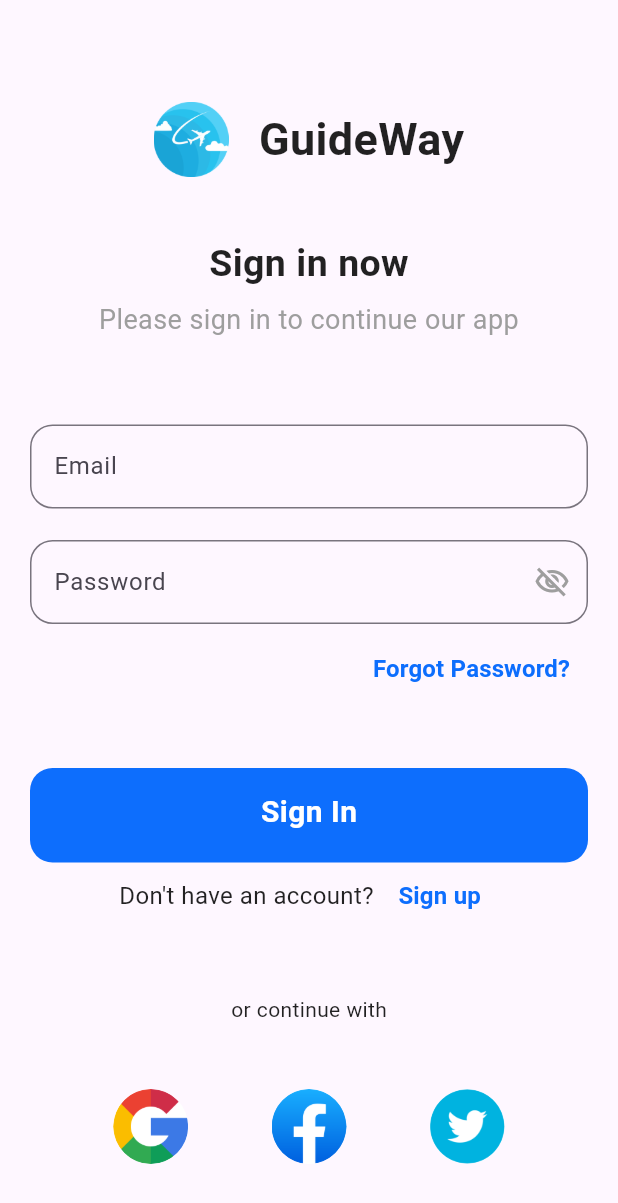
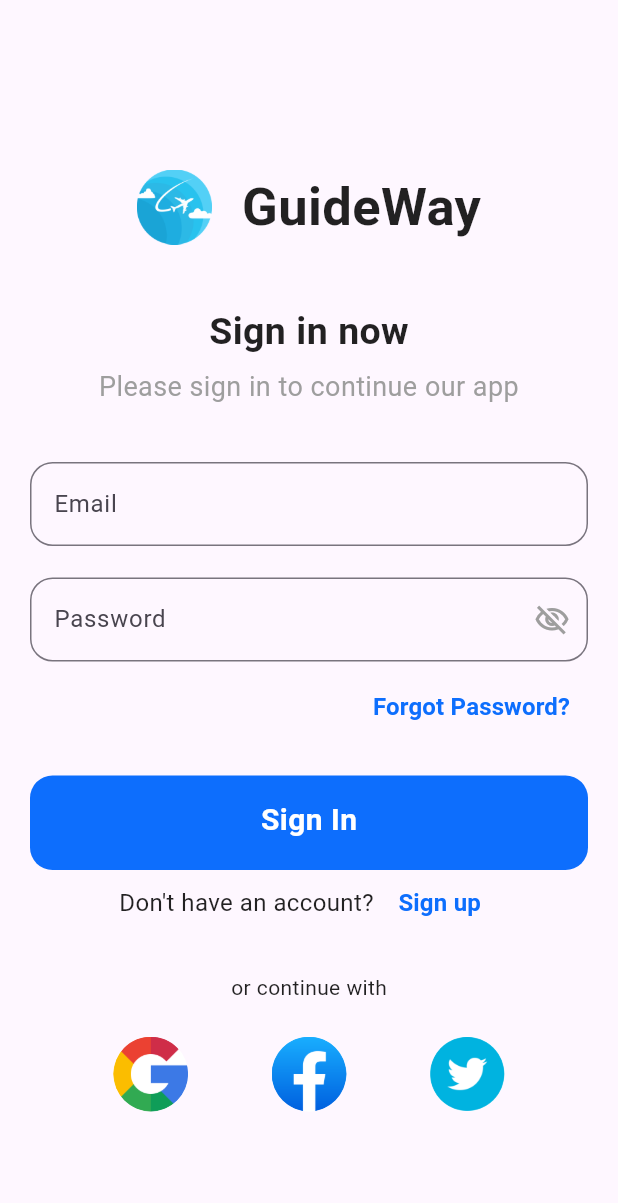
Before and after one commit to H-R-S/GuideWay, a Flutter app: the LoginScreen screen opened by its route, on a phone screen of 412 x 824 dp. Shown: the top 1203 px of the screen. Run offline on Flutter 3.47's test engine with Material 2 defaults, Android fonts, the phone set to English and light mode, and no system bars; our stand-ins replace camera, google_fonts, permission_handler, shared_preferences; accounts and stored records are empty.

Commit message:
Screen UI Updated | Login Screen

```diff
--- a/lib/view/screens/login/login_screen.dart
+++ b/lib/view/screens/login/login_screen.dart
@@ -18,20 +18,20 @@ class LoginScreen extends StatelessWidget {
   Widget build(BuildContext context) {
     return Scaffold(
         body: Padding(
-            padding: const EdgeInsets.all(20).copyWith(top: 40),
+            padding: const EdgeInsets.all(20).copyWith(top: 50),
             child:
                 Column(mainAxisAlignment: MainAxisAlignment.center, children: [
               Row(mainAxisAlignment: MainAxisAlignment.center, children: [
                 Image.asset(guideWayIcon, height: 50),
                 const SizedBox(width: 20),
                 const Text("GuideWay",
-                    style: TextStyle(fontSize: 30, fontWeight: FontWeight.bold))
+                    style: TextStyle(fontSize: 35, fontWeight: FontWeight.bold))
               ]),
               const SizedBox(height: 40),
               const MainTag(
                   title: "Sign in now",
                   subTitle: "Please sign in to continue our app"),
-              const SizedBox(height: 40),
+              const SizedBox(height: 20),
               MyTextField(controller: emailController, hint: "Email"),
               MyTextField(
                   isPassword: true,
@@ -39,16 +39,16 @@ class LoginScreen extends StatelessWidget {
                   controller: passwordController,
                   hint: "Password"),
               const ForgotPasswordButton(),
-              const SizedBox(height: 40),
+              const SizedBox(height: 20),
               MyElevatedButton(
                   title: "Sign In",
                   onTap: () {
                     Navigator.pushReplacementNamed(context, RoutesName.country);
                   }),
               const SignUpButton(),
-              const SizedBox(height: 40),
+              const SizedBox(height: 20),
               const Text("or continue with"),
-              const SizedBox(height: 40),
+              const SizedBox(height: 20),
               Row(mainAxisAlignment: MainAxisAlignment.spaceEvenly, children: [
                 MyCircleButton(icon: googleIcon, onTap: () {}),
                 MyCircleButton(icon: facebookIcon, onTap: () {}),
```
